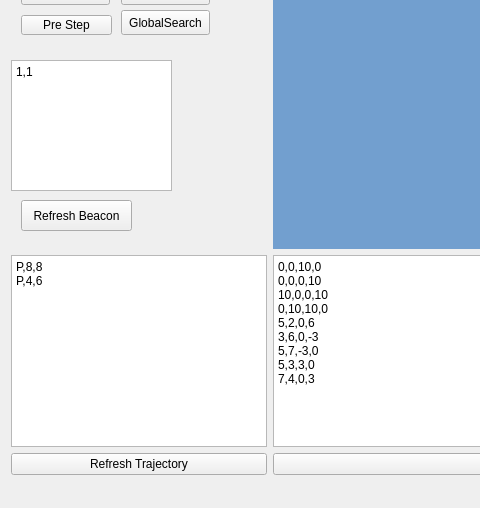
wystephen/RT-Sim, file mainwindow.ui: the form before one commit; both pictures show x 0 to 480 and y 192 to 700 of the 1102 by 700 pixel window.
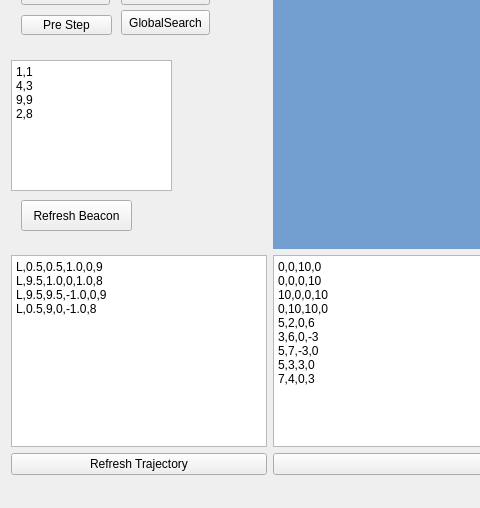
The form after the commit.

Patch:
```diff
--- a/mainwindow.ui
+++ b/mainwindow.ui
@@ -158,7 +158,10 @@
         </rect>
        </property>
        <property name="plainText">
-        <string>1,1</string>
+        <string>1,1
+4,3
+9,9
+2,8</string>
        </property>
       </widget>
       <widget class="QPushButton" name="btn_refresh_beacon">
@@ -247,8 +250,10 @@
     <item row="2" column="0">
      <widget class="QPlainTextEdit" name="txtTrajectory">
       <property name="plainText">
-       <string>P,8,8
-P,4,6</string>
+       <string>L,0.5,0.5,1.0,0,9
+L,9.5,1.0,0,1.0,8
+L,9.5,9.5,-1.0,0,9
+L,0.5,9,0,-1.0,8</string>
       </property>
      </widget>
     </item>
```
